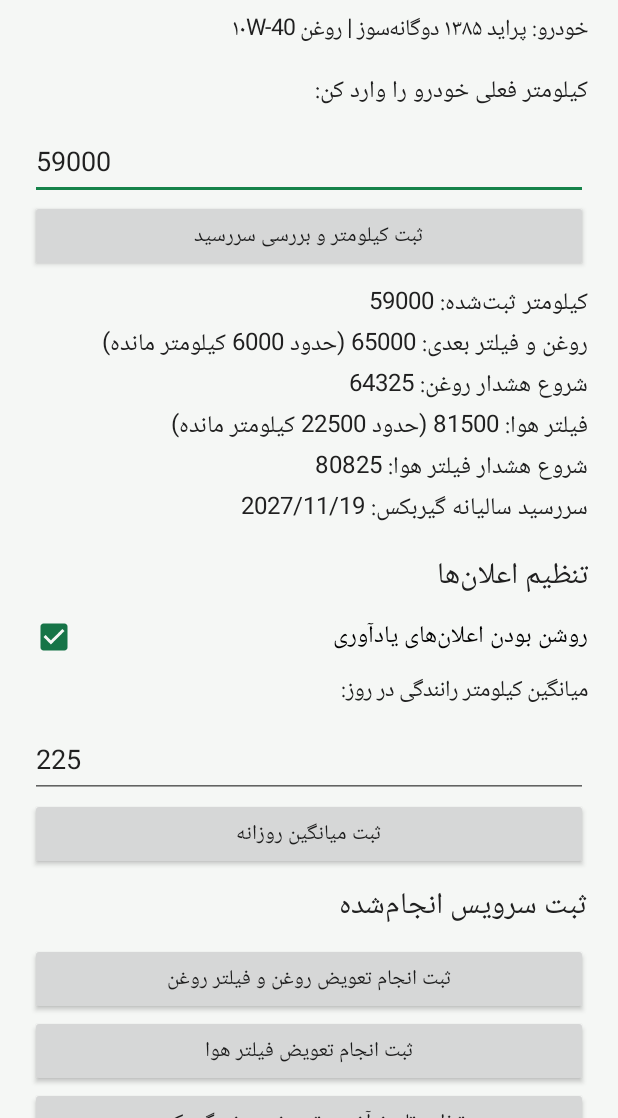
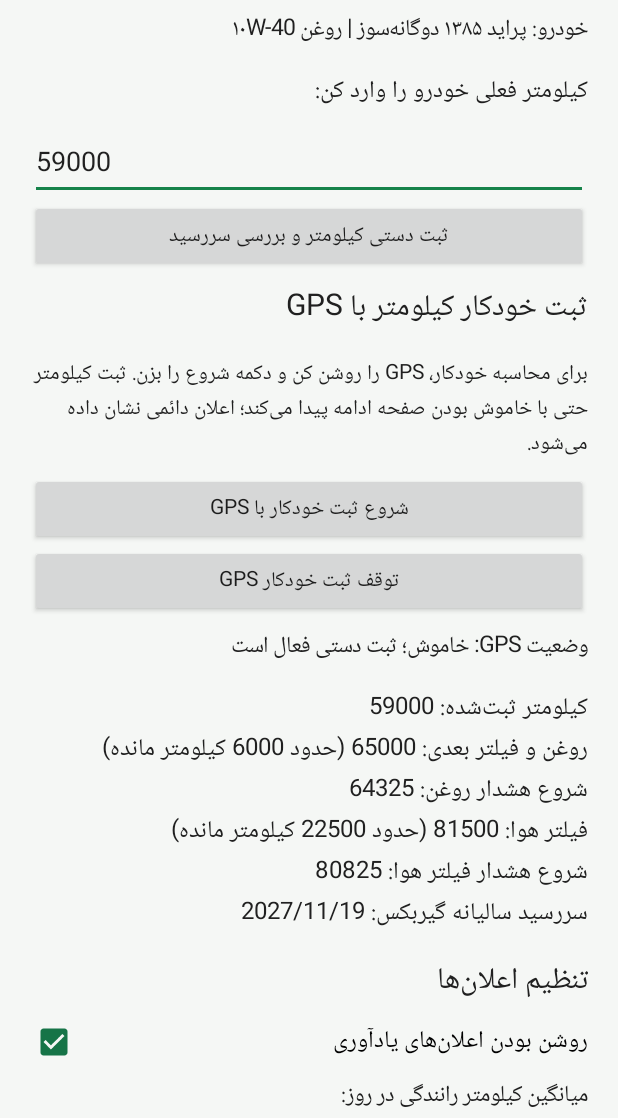
Before and after one commit to masoudrostami250-del/Bbc, an Android app: the screen it shows after launch (MainActivity), on a phone screen of 412 x 824 dp, the part 118-1236 px from its top. Run offline under Robolectric (Android 15) with nearby library versions, the phone set to English and light mode, and no system bars.

Commit message:
Add GPS automatic mileage tracking with manual fallback

```diff
--- a/OilReminder/app/src/main/java/ir/masoud/oilreminder/MainActivity.java
+++ b/OilReminder/app/src/main/java/ir/masoud/oilreminder/MainActivity.java
@@ -16,6 +16,7 @@ public class MainActivity extends Activity {
     TextView status;
     SharedPreferences p;
     CheckBox notifications;
+    TextView gpsStatus;
     int dp(float x){return (int)(x*getResources().getDisplayMetrics().density+0.5f);}
     TextView text(String s,int size){TextView t=new TextView(this);t.setText(s);t.setTextSize(size);t.setTextColor(0xff202020);t.setPadding(0,dp(7),0,dp(7));return t;}
     Button button(String s){Button b=new Button(this);b.setText(s);return b;}
@@ -45,7 +46,12 @@ public class MainActivity extends Activity {
         root.addView(text("کیلومتر فعلی خودرو را وارد کن:",16));
         odoInput=new EditText(this);odoInput.setSingleLine(true);odoInput.setInputType(2);
         odoInput.setText(String.valueOf(p.getInt("current_odo",59000)));odoInput.setHint("مثلاً ۶۵۰۰۰");root.addView(odoInput);
-        Button update=button("ثبت کیلومتر و بررسی سررسید");root.addView(update);update.setOnClickListener(v->saveOdo());
+        Button update=button("ثبت دستی کیلومتر و بررسی سررسید");root.addView(update);update.setOnClickListener(v->saveOdo());
+        root.addView(text("ثبت خودکار کیلومتر با GPS",20));
+        root.addView(text("برای محاسبه خودکار، GPS را روشن کن و دکمه شروع را بزن. ثبت کیلومتر حتی با خاموش بودن صفحه ادامه پیدا می‌کند؛ اعلان دائمی نشان داده می‌شود.",14));
+        Button gpsStart=button("شروع ثبت خودکار با GPS");root.addView(gpsStart);gpsStart.setOnClickListener(v->startGpsTracking());
+        Button gpsStop=button("توقف ثبت خودکار GPS");root.addView(gpsStop);gpsStop.setOnClickListener(v->stopGpsTracking());
+        gpsStatus=text("",15);root.addView(gpsStatus);updateGpsStatus();
         status=text("",16);root.addView(status);
         root.addView(text("تنظیم اعلان‌ها",20));
         notifications=new CheckBox(this);notifications.setText("روشن بودن اعلان‌های یادآوری");
@@ -80,6 +86,36 @@ public class MainActivity extends Activity {
         setContentView(scroll);refresh();
     }
 
+    @Override protected void onResume(){super.onResume();if(p!=null){refresh();updateGpsStatus();}}
+    void updateGpsStatus(){
+        if(gpsStatus!=null)gpsStatus.setText(p.getBoolean("gps_tracking",false)?"وضعیت GPS: ثبت خودکار روشن است":"وضعیت GPS: خاموش؛ ثبت دستی فعال است");
+    }
+    void startGpsTracking(){
+        if(checkSelfPermission(android.Manifest.permission.ACCESS_FINE_LOCATION)!=PackageManager.PERMISSION_GRANTED){
+            requestPermissions(new String[]{android.Manifest.permission.ACCESS_FINE_LOCATION,android.Manifest.permission.ACCESS_COARSE_LOCATION},21);
+            return;
+        }
+        if(Build.VERSION.SDK_INT>=29&&!android.location.LocationManager.GPS_PROVIDER.equals("")){
+            android.location.LocationManager lm=(android.location.LocationManager)getSystemService(LOCATION_SERVICE);
+            if(lm==null||!lm.isProviderEnabled(android.location.LocationManager.GPS_PROVIDER)){
+                Toast.makeText(this,"ابتدا موقعیت مکانی و GPS گوشی را روشن کن",Toast.LENGTH_LONG).show();return;
+            }
+        }
+        Intent i=new Intent(this,GpsTrackingService.class);
+        if(Build.VERSION.SDK_INT>=26)startForegroundService(i);else startService(i);
+        p.edit().putBoolean("gps_tracking",true).apply();updateGpsStatus();
+        Toast.makeText(this,"ثبت خودکار کیلومتر با GPS شروع شد",Toast.LENGTH_LONG).show();
+    }
+    void stopGpsTracking(){
+        stopService(new Intent(this,GpsTrackingService.class));
+        p.edit().putBoolean("gps_tracking",false).apply();updateGpsStatus();
+        Toast.makeText(this,"ثبت خودکار متوقف شد؛ ثبت دستی همچنان فعال است",Toast.LENGTH_SHORT).show();
+    }
+    @Override public void onRequestPermissionsResult(int requestCode,String[] permissions,int[] results){
+        super.onRequestPermissionsResult(requestCode,permissions,results);
+        if(requestCode==21&&results.length>0&&results[0]==PackageManager.PERMISSION_GRANTED)startGpsTracking();
+        else if(requestCode==21)Toast.makeText(this,"مجوز موقعیت داده نشد؛ می‌توانی کیلومتر را دستی ثبت کنی",Toast.LENGTH_LONG).show();
+    }
     void requestNotif(){
         if(Build.VERSION.SDK_INT>=33&&checkSelfPermission("android.permission.POST_NOTIFICATIONS")!=PackageManager.PERMISSION_GRANTED)
             requestPermissions(new String[]{"android.permission.POST_NOTIFICATIONS"},9);
```
